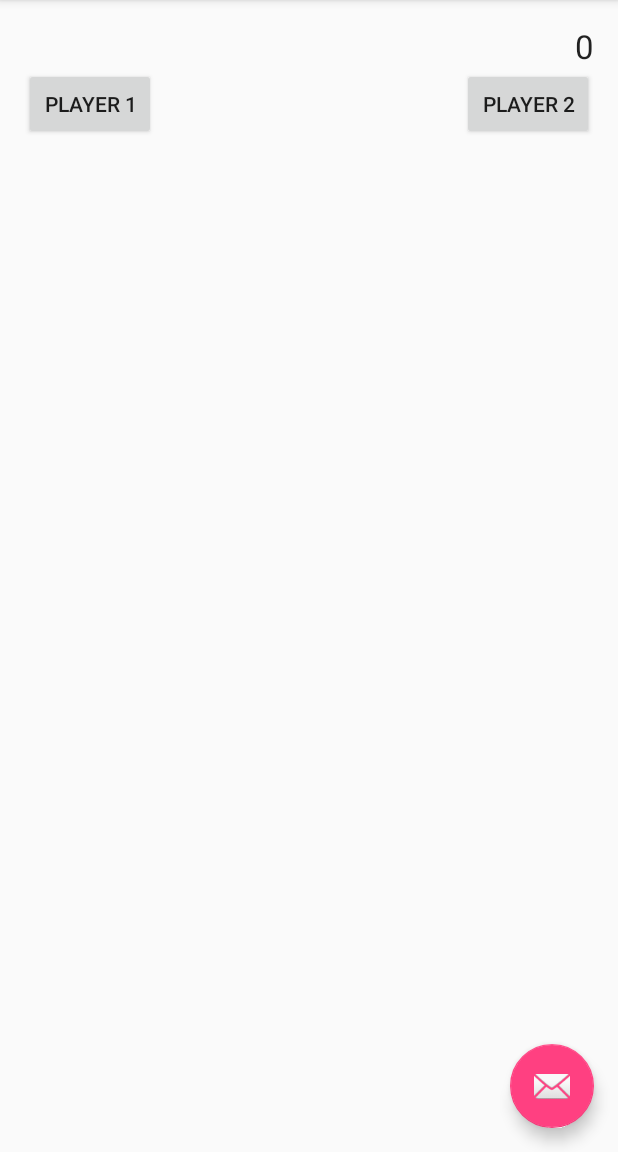
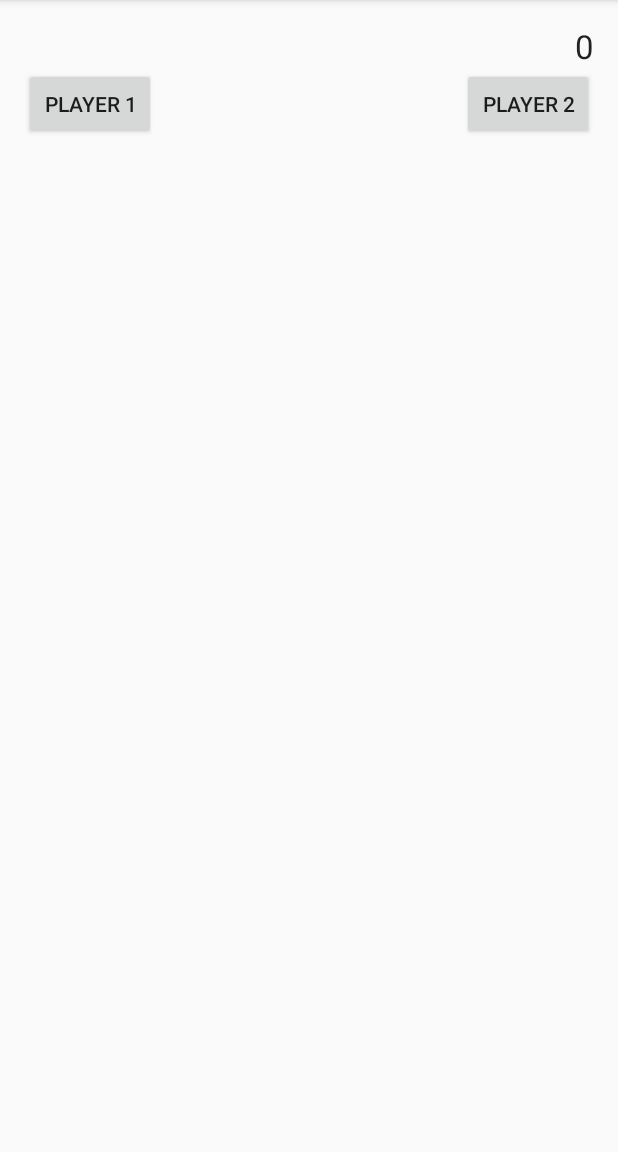
Before and after one commit to LordBonzi/ScoreKeeper, an Android app: the MainActivity screen opened directly, with no data from a screen before it, on a phone screen of 412 x 824 dp, the part 84-1236 px from its top. Run offline under Robolectric (Android 15) with nearby library versions, the phone set to English and light mode, and no system bars.

Commit message:
deleted fab

```diff
--- a/mobile/src/main/java/com/example/seth/scorekeeper/MainActivity.java
+++ b/mobile/src/main/java/com/example/seth/scorekeeper/MainActivity.java
@@ -4,9 +4,7 @@ import android.content.Context;
 import android.content.Intent;
 import android.content.SharedPreferences;
 import android.os.Bundle;
-import android.support.design.widget.FloatingActionButton;
 import android.support.design.widget.NavigationView;
-import android.support.design.widget.Snackbar;
 import android.support.v4.view.GravityCompat;
 import android.support.v4.widget.DrawerLayout;
 import android.support.v7.app.ActionBarDrawerToggle;
@@ -74,19 +72,6 @@ public class MainActivity extends AppCompatActivity
         }else{
             normal.setVisibility(View.VISIBLE);
 
-        }
-
-
-
-        FloatingActionButton fab = (FloatingActionButton) findViewById(R.id.fab);
-        if (fab != null) {
-            fab.setOnClickListener(new View.OnClickListener() {
-                @Override
-                public void onClick(View view) {
-                    Snackbar.make(view, "Replace with your own action", Snackbar.LENGTH_LONG)
-                            .setAction("Action", null).show();
-                }
-            });
         }
 
         //navigation drawer stuff
--- a/mobile/src/main/res/layout/app_bar_main.xml
+++ b/mobile/src/main/res/layout/app_bar_main.xml
@@ -23,12 +23,4 @@
 
     <include layout="@layout/content_main" />
 
-    <android.support.design.widget.FloatingActionButton
-        android:id="@+id/fab"
-        android:layout_width="wrap_content"
-        android:layout_height="wrap_content"
-        android:layout_gravity="bottom|end"
-        android:layout_margin="@dimen/fab_margin"
-        android:src="@android:drawable/ic_dialog_email" />
-
 </android.support.design.widget.CoordinatorLayout>
```
